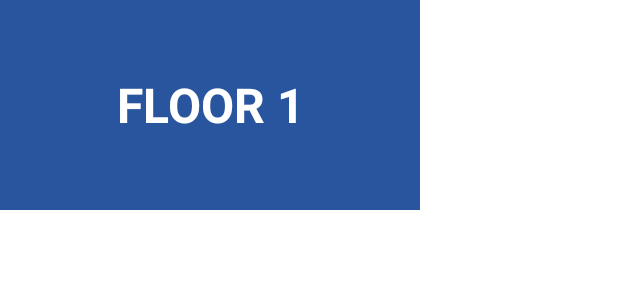
After one commit to ShubhamVats1256/hipla-hybrid, an Android app: the layout list_item_floor.xml on its own in the app's theme, with its tools: preview values and no code run, on a phone screen of 412 x 824 dp. The commit adds this screen. Shown: the top 300 px of the screen. Run offline under Robolectric (Android 15) with nearby library versions, the phone set to English and light mode, and no system bars.

Commit message:
floor list

```diff
--- a/app/src/main/java/com/hipla/channel/common/Constant.kt
+++ b/app/src/main/java/com/hipla/channel/common/Constant.kt
@@ -20,6 +20,7 @@ internal annotation class ApiErrorCode
 const val KEY_SALES_USER_ID = "key_sales_user_id"
 const val KEY_FLOW_CONFIG = "key_flow_config"
 const val KEY_UNIT= "key_unit"
+const val KEY_FLOOR = "key_floor"
 
 const val KEY_APP_REQ = "app_req"
 const val KEY_APPLICATION_SERVER_INF0 = "app_server_info"
--- /dev/null
+++ b/app/src/main/res/layout/list_item_floor.xml
@@ -0,0 +1,30 @@
+<?xml version="1.0" encoding="utf-8"?>
+<layout xmlns:app="http://schemas.android.com/apk/res-auto"
+    xmlns:tools="http://schemas.android.com/tools">
+
+    <androidx.constraintlayout.widget.ConstraintLayout xmlns:android="http://schemas.android.com/apk/res/android"
+        android:id="@+id/floor"
+        android:layout_width="@dimen/floor_grid_width"
+        android:layout_height="@dimen/floor_grid_height"
+        android:background="@color/floor_bg"
+        tools:context=".ui.SalesUserFragment">
+
+        <TextView
+            android:id="@+id/name"
+            android:layout_width="0dp"
+            android:layout_height="0dp"
+            android:gravity="center"
+            android:maxLines="1"
+            android:padding="8dp"
+            android:textColor="@color/white"
+            android:textSize="@dimen/floor_grid_item_name_text_size"
+            android:textAllCaps="true"
+            android:textStyle="bold"
+            app:layout_constraintBottom_toBottomOf="parent"
+            app:layout_constraintEnd_toEndOf="parent"
+            app:layout_constraintStart_toStartOf="parent"
+            app:layout_constraintTop_toTopOf="parent"
+            tools:text="Floor 1" />
+    </androidx.constraintlayout.widget.ConstraintLayout>
+
+</layout>
--- a/app/src/main/res/values/colors.xml
+++ b/app/src/main/res/values/colors.xml
@@ -43,4 +43,6 @@
     <color name="unit_hold">#FFBB54</color>
     <color name="unit_booked">#FF5B5B</color>
 
+    <color name="floor_bg">#29559E</color>
+
 </resources>
--- a/app/src/main/res/values/dimens.xml
+++ b/app/src/main/res/values/dimens.xml
@@ -56,4 +56,8 @@
     <dimen name="unit_grid_height">96dp</dimen>
     <dimen name="unit_grid_item_name_text_size">26sp</dimen>
 
+    <dimen name="floor_grid_width">280dp</dimen>
+    <dimen name="floor_grid_height">140dp</dimen>
+    <dimen name="floor_grid_item_name_text_size">32sp</dimen>
+
 </resources>
```
Also changed, not shown: app/src/main/java/com/hipla/channel/api/HiplaApiService.kt (+8 -0 lines), app/src/main/java/com/hipla/channel/entity/UnitInfo.kt (+15 -0 lines), app/src/main/java/com/hipla/channel/entity/response/FloorPageResponse.kt (added, +12 -0 lines), app/src/main/java/com/hipla/channel/extension/Extensions.kt (+30 -0 lines), app/src/main/java/com/hipla/channel/repo/HiplaRepo.kt (+18 -0 lines), app/src/main/java/com/hipla/channel/ui/FloorListFragment.kt (+21 -26 lines), app/src/main/java/com/hipla/channel/ui/adapter/FloorListAdapter.kt (+23 -34 lines), app/src/main/java/com/hipla/channel/ui/decoration/FloorListItemDecoration.kt (added, +20 -0 lines), app/src/main/java/com/hipla/channel/viewmodel/FloorListViewModel.kt (+16 -18 lines), app/src/main/java/com/hipla/channel/viewmodel/UnitsViewModel.kt (+7 -9 lines).
